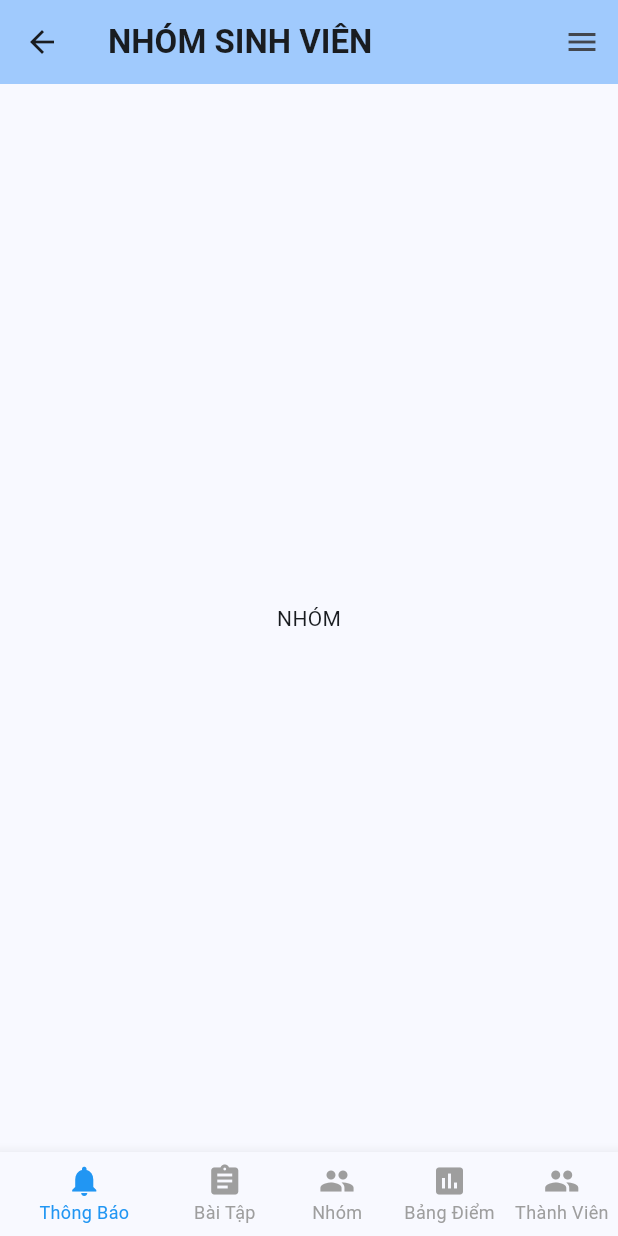
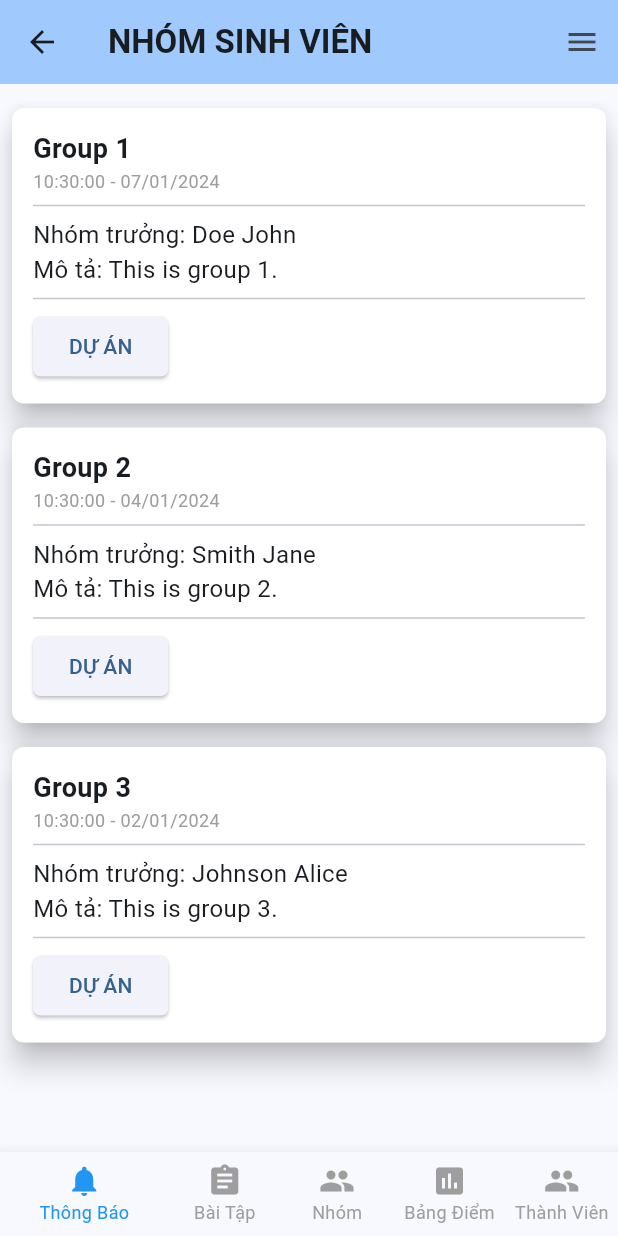
Before and after one commit to Slimaeus/flutter_hutech_classroom, a Flutter app: the GroupScreen screen opened by its route, on a phone screen of 412 x 824 dp. Run offline on Flutter 3.47's test engine with Material 3 defaults, Android fonts, the phone set to English and light mode, and no system bars; our stand-ins replace file_picker, flutter_html, flutter_mobx, flutter_secure_storage, mobx; missing offline and left inert: crop_your_image, signalr_netcore; accounts and stored records are empty; generated files the repository leaves out were written again.

Commit message:
feat: Update UI Group Screen

```diff
--- a/lib/screens/classroom_system/group_screen.dart
+++ b/lib/screens/classroom_system/group_screen.dart
@@ -1,10 +1,8 @@
 import 'package:flutter/material.dart';
-import 'package:flutter_hutech_classroom/stores/classroom_store.dart';
 import 'package:flutter_hutech_classroom/widgets/layout/custom_appbar.dart';
 import 'package:flutter_hutech_classroom/widgets/layout/custom_bottom_navigationbar.dart';
 import 'package:flutter_hutech_classroom/widgets/layout/custom_drawer.dart';
-import 'package:flutter_mobx/flutter_mobx.dart';
-import 'package:provider/provider.dart';
+import 'package:intl/intl.dart';
 
 class GroupScreen extends StatefulWidget {
   const GroupScreen({Key? key, required this.title}) : super(key: key);
@@ -15,16 +13,52 @@ class GroupScreen extends StatefulWidget {
   State<GroupScreen> createState() => _GroupScreenState();
 }
 
+class Group {
+  final String name;
+  final DateTime createDate;
+  final String leaderFirstName;
+  final String leaderLastName;
+  final String description;
+
+  Group({
+    required this.name,
+    required this.createDate,
+    required this.leaderFirstName,
+    required this.leaderLastName,
+    required this.description,
+  });
+}
+
 class _GroupScreenState extends State<GroupScreen> {
-  late ClassroomStore classroomStore;
   int _currentIndex = 0;
 
-  @override
-  void initState() {
-    super.initState();
-    classroomStore = context.read<ClassroomStore>();
-    classroomStore.onInit(context);
-    // classroomStore.fetchClassrooms();
+  final List<Group> _groups = [
+    Group(
+      name: 'Group 1',
+      createDate: DateTime.now(),
+      leaderFirstName: 'John',
+      leaderLastName: 'Doe',
+      description: 'This is group 1.',
+    ),
+    Group(
+      name: 'Group 2',
+      createDate: DateTime.now().subtract(const Duration(days: 3)),
+      leaderFirstName: 'Jane',
+      leaderLastName: 'Smith',
+      description: 'This is group 2.',
+    ),
+    Group(
+      name: 'Group 3',
+      createDate: DateTime.now().subtract(const Duration(days: 5)),
+      leaderFirstName: 'Alice',
+      leaderLastName: 'Johnson',
+      description: 'This is group 3.',
+    ),
+  ];
+
+  String formattedDate(DateTime date) {
+    final formatter = DateFormat('HH:mm:ss - dd/MM/yyyy', 'vi_VN');
+    return formatter.format(date);
   }
 
   @override
@@ -42,11 +76,73 @@ class _GroupScreenState extends State<GroupScreen> {
       ),
       body: Padding(
         padding: const EdgeInsets.all(8.0),
-        child: Observer(builder: (context) {
-          return const Center(
-            child: Text("NHÓM"),
-          );
-        }),
+        child: ListView.builder(
+          itemCount: _groups.length,
+          itemBuilder: (context, index) {
+            final group = _groups[index];
+
+            return Card(
+              elevation: 8.0,
+              shape: RoundedRectangleBorder(
+                borderRadius: BorderRadius.circular(8.0),
+              ),
+              margin: const EdgeInsets.symmetric(vertical: 8.0),
+              color: Colors.white,
+              child: Padding(
+                padding: const EdgeInsets.all(14.0),
+                child: Column(
+                  crossAxisAlignment: CrossAxisAlignment.start,
+                  children: [
+                    Text(
+                      group.name,
+                      style: const TextStyle(
+                        fontSize: 18,
+                        fontWeight: FontWeight.bold,
+                      ),
+                    ),
+                    Text(
+                      formattedDate(group.createDate),
+                      style: const TextStyle(
+                        fontSize: 12,
+                        color: Colors.grey,
+                      ),
+                    ),
+                    const Divider(),
+                    Text(
+                      'Nhóm trưởng: ${group.leaderLastName} ${group.leaderFirstName}',
+                      style: const TextStyle(
+                        fontSize: 16,
+                      ),
+                    ),
+                    Text(
+                      'Mô tả: ${group.description}',
+                      style: const TextStyle(
+                        fontSize: 16,
+                      ),
+                    ),
+                    const Divider(),
+                    Row(
+                      mainAxisAlignment: MainAxisAlignment.spaceBetween,
+                      children: [
+                        ElevatedButton(
+                          onPressed: () {
+                            // TODO: Chuyển hướng đến trang dự án
+                          },
+                          style: ElevatedButton.styleFrom(
+                            shape: RoundedRectangleBorder(
+                              borderRadius: BorderRadius.circular(5.0),
+                            ),
+                          ),
+                          child: const Text('DỰ ÁN'),
+                        ),
+                      ],
+                    ),
+                  ],
+                ),
+              ),
+            );
+          },
+        ),
       ),
     );
   }
--- a/lib/screens/classroom_system/post_comment_screen.dart
+++ b/lib/screens/classroom_system/post_comment_screen.dart
@@ -59,7 +59,7 @@ class _PostCommentScreenState extends State<PostCommentScreen> {
   }
 
   void _postComment() {
-    String commentText = commentController.text;
+    // String commentText = commentController.text;
     // Handle posting logic here
     // ...
     // Clear the comment input field
@@ -243,6 +243,11 @@ class _PostCommentScreenState extends State<PostCommentScreen> {
                             children: [
                               ElevatedButton(
                                 onPressed: _postComment,
+                                style: ElevatedButton.styleFrom(
+                                  shape: RoundedRectangleBorder(
+                                    borderRadius: BorderRadius.circular(5.0),
+                                  ),
+                                ),
                                 child: const Text('TẠO'),
                               ),
                               TextButton(
```
